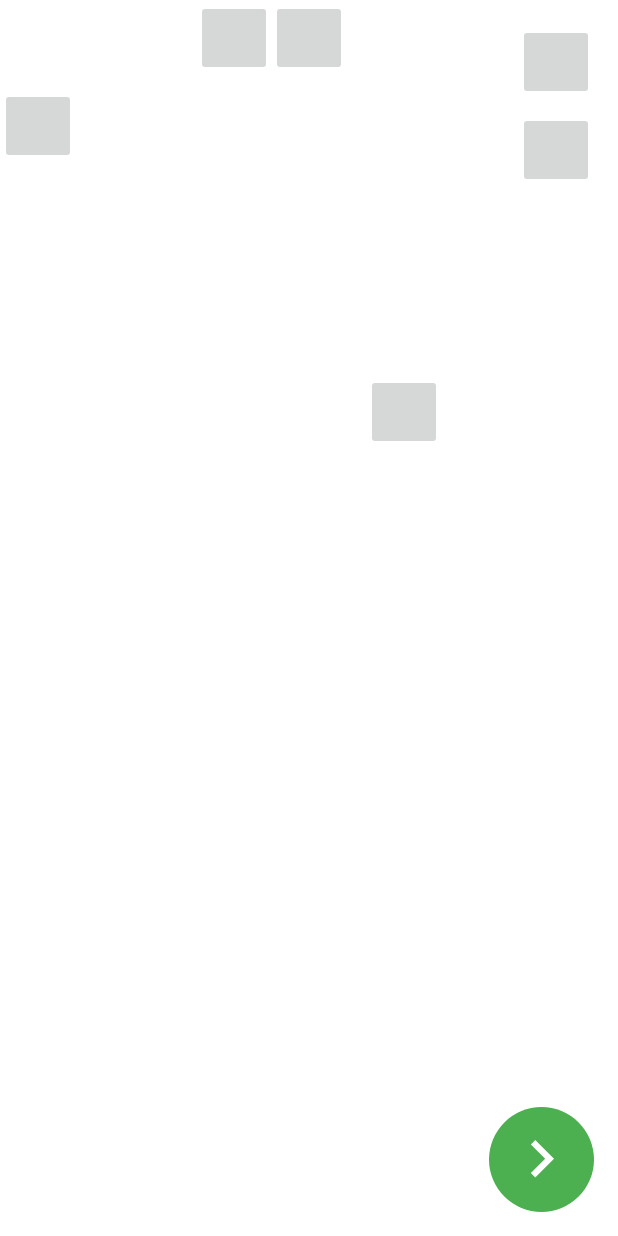
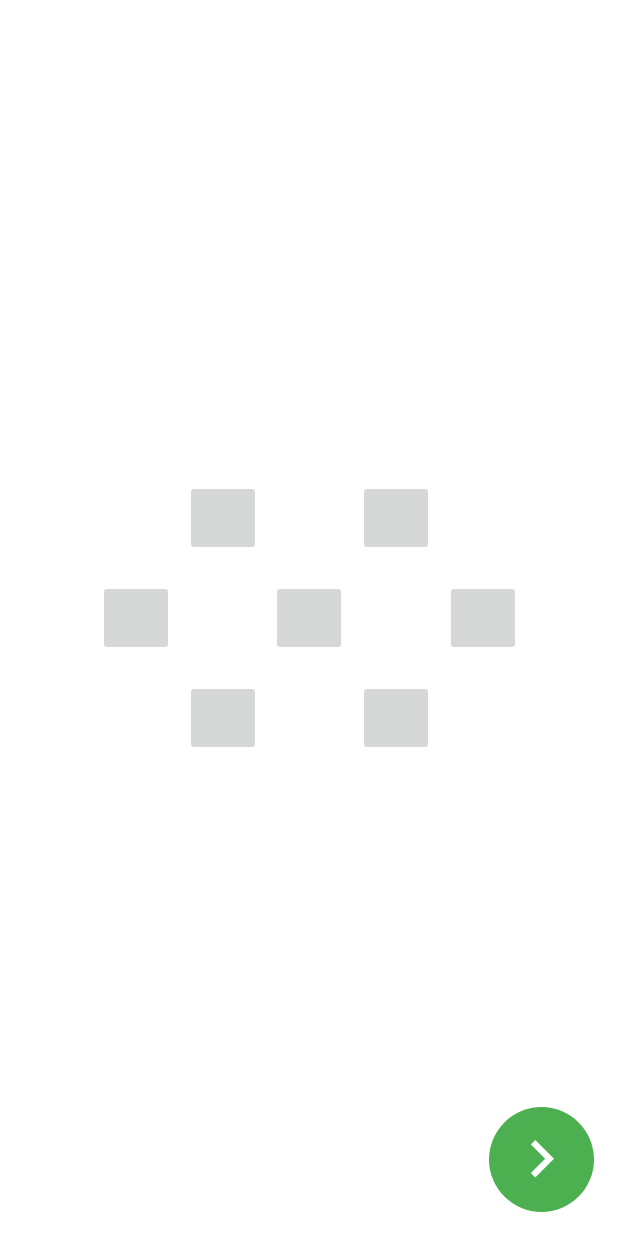
Before and after one commit to iskrenovic/NFCTryout, an Android app: the layout fragment_share.xml on its own in the app's theme, with its tools: preview values and no code run, on a phone screen of 412 x 824 dp. Run offline under Robolectric (Android 15) with nearby library versions, the phone set to English and light mode, and no system bars.

Commit message:
New design

```diff
--- a/app/src/main/res/layout/fragment_share.xml
+++ b/app/src/main/res/layout/fragment_share.xml
@@ -19,82 +19,114 @@
             android:id="@+id/btPhone"
             android:layout_width="wrap_content"
             android:layout_height="wrap_content"
-            android:layout_marginEnd="50dp"
-            android:layout_marginStart="117dp"
+            android:layout_marginBottom="16dp"
+            android:layout_marginEnd="8dp"
+            android:layout_marginStart="8dp"
             android:background="@{vm.contact ? vm.btOn : vm.btOff}"
             android:onClick="@{()->vm.contactClick()}"
             android:padding="25dp"
             android:src="@{vm.contact ? vm.srcContactOn : vm.srcContactOff}"
-            app:layout_constraintEnd_toStartOf="@+id/btEmail"
-            app:layout_constraintStart_toStartOf="parent"
-            tools:layout_editor_absoluteY="249dp" />
+            app:layout_constraintBottom_toTopOf="@+id/btWhatsApp"
+            app:layout_constraintEnd_toStartOf="@+id/btWhatsApp"
+            app:layout_constraintStart_toEndOf="@+id/btInstagram" />
 
 
         <ImageButton
             android:id="@+id/btInstagram"
             android:layout_width="wrap_content"
             android:layout_height="wrap_content"
+            android:layout_marginBottom="8dp"
+            android:layout_marginEnd="8dp"
+            android:layout_marginStart="8dp"
             android:layout_marginTop="8dp"
             android:background="@{vm.instagram ? vm.btOn : vm.btOff}"
             android:onClick="@{()->vm.instagramClick()}"
             android:padding="25dp"
             android:src="@{vm.instagram ? vm.srcInstagramOn : vm.srcInstagramOff}"
-            app:layout_constraintTop_toBottomOf="@+id/btPhone"
-            tools:layout_editor_absoluteX="16dp" />
+            app:layout_constraintBottom_toBottomOf="@+id/btWhatsApp"
+            app:layout_constraintEnd_toStartOf="@+id/btWhatsApp"
+            app:layout_constraintStart_toStartOf="parent"
+            app:layout_constraintTop_toTopOf="@+id/btWhatsApp" />
 
         <ImageButton
             android:id="@+id/btFacebook"
             android:layout_width="wrap_content"
             android:layout_height="wrap_content"
-            android:layout_marginEnd="16dp"
+            android:layout_marginEnd="8dp"
+            android:layout_marginStart="8dp"
             android:layout_marginTop="16dp"
             android:background="@{vm.facebook ? vm.btOn : vm.btOff}"
             android:onClick="@{()->vm.facebookClick()}"
             android:padding="25dp"
             android:src="@{vm.facebook ? vm.srcFacebookOn : vm.srcFacebookOff}"
-            app:layout_constraintEnd_toEndOf="parent"
-            app:layout_constraintTop_toTopOf="parent" />
+            app:layout_constraintEnd_toStartOf="@+id/btWhatsApp"
+            app:layout_constraintStart_toEndOf="@+id/btInstagram"
+            app:layout_constraintTop_toBottomOf="@+id/btWhatsApp" />
 
 
         <ImageButton
             android:id="@+id/btEmail"
             android:layout_width="wrap_content"
             android:layout_height="wrap_content"
-            android:layout_marginEnd="117dp"
-            android:layout_marginTop="249dp"
+            android:layout_marginBottom="16dp"
+            android:layout_marginEnd="8dp"
+            android:layout_marginStart="8dp"
             android:background="@{vm.email ? vm.btOn : vm.btOff}"
             android:onClick="@{()->vm.emailClick()}"
             android:padding="25dp"
             android:src="@{vm.email ? vm.srcEmailOn : vm.srcEmailOff}"
-            app:layout_constraintEnd_toEndOf="parent"
-            app:layout_constraintTop_toTopOf="parent" />
+            app:layout_constraintBottom_toTopOf="@+id/btWhatsApp"
+            app:layout_constraintEnd_toStartOf="@+id/btTwitter"
+            app:layout_constraintStart_toEndOf="@+id/btWhatsApp" />
 
         <ImageButton
             android:id="@+id/btTwitter"
             android:layout_width="wrap_content"
             android:layout_height="wrap_content"
+            android:layout_marginBottom="8dp"
+            android:layout_marginEnd="8dp"
+            android:layout_marginStart="8dp"
             android:layout_marginTop="8dp"
-            android:layout_marginEnd="16dp"
             android:background="@{vm.twitter ? vm.btOn : vm.btOff}"
             android:onClick="@{()->vm.twitterClick()}"
             android:padding="25dp"
             android:src="@{vm.twitter ? vm.srcTwitterOn : vm.srcTwitterOff}"
+            app:layout_constraintBottom_toBottomOf="@+id/btWhatsApp"
             app:layout_constraintEnd_toEndOf="parent"
-            app:layout_constraintTop_toBottomOf="@+id/btFacebook" />
+            app:layout_constraintStart_toEndOf="@+id/btWhatsApp"
+            app:layout_constraintTop_toTopOf="@+id/btWhatsApp" />
 
         <ImageButton
             android:id="@+id/btWhatsApp"
             android:layout_width="wrap_content"
             android:layout_height="wrap_content"
+            android:layout_marginBottom="8dp"
             android:layout_marginEnd="8dp"
             android:layout_marginStart="8dp"
+            android:layout_marginTop="8dp"
             android:background="@{vm.whatsApp ? vm.btOn : vm.btOff}"
             android:onClick="@{()->vm.whatsAppClick()}"
             android:padding="25dp"
             android:src="@{vm.whatsApp ? vm.srcWhatsAppOn : vm.srcWhatsAppOff}"
+            app:layout_constraintBottom_toBottomOf="parent"
             app:layout_constraintEnd_toEndOf="parent"
             app:layout_constraintStart_toStartOf="parent"
-            tools:layout_editor_absoluteY="74dp" />
+            app:layout_constraintTop_toTopOf="parent" />
+
+        <ImageButton
+            android:id="@+id/btSkype"
+            android:layout_width="wrap_content"
+            android:layout_height="wrap_content"
+            android:layout_marginEnd="8dp"
+            android:layout_marginStart="8dp"
+            android:layout_marginTop="16dp"
+            android:background="@{vm.whatsApp ? vm.btOn : vm.btOff}"
+            android:onClick="@{()->vm.whatsAppClick()}"
+            android:padding="25dp"
+            android:src="@{vm.whatsApp ? vm.srcWhatsAppOn : vm.srcWhatsAppOff}"
+            app:layout_constraintEnd_toStartOf="@+id/btTwitter"
+            app:layout_constraintStart_toEndOf="@+id/btWhatsApp"
+            app:layout_constraintTop_toBottomOf="@+id/btWhatsApp" />
 
         <ImageView
             android:id="@+id/btNext"
```
